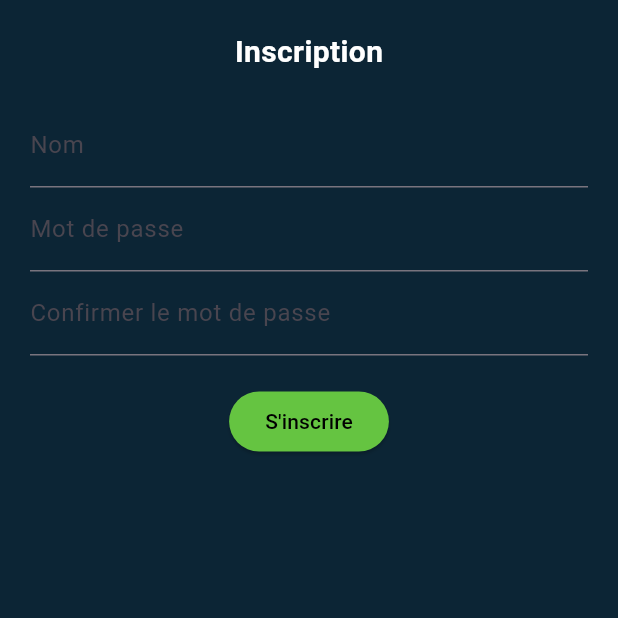
After one commit to koumbassamariam024-boop/mini_centrale_pv, a Flutter app: the screen it shows after launch, after a tap on "Se connecter", after a tap on "S'inscrire", on a phone screen of 412 x 824 dp, the top half of it. The commit adds this screen. Run offline on Flutter 3.47's test engine with Material 3 defaults, Android fonts, the phone set to English and light mode, and no system bars; our stand-ins replace printing.

Commit message:
creation du bouton inscription

```diff
--- a/lib/connexion.dart
+++ b/lib/connexion.dart
@@ -6,6 +6,7 @@ import 'package:mini_centrale_pv/res/customColors.dart';
 import 'Dashboard.dart';
 import 'global.dart';
 import 'formulaire_de_questions.dart';
+import 'register_page.dart';
 
 class AuthPage extends StatefulWidget {
   const AuthPage({super.key});
@@ -18,6 +19,10 @@ class _AuthPageState extends State<AuthPage> {
   final _formKey = GlobalKey<FormState>();
   final TextEditingController _adminController = TextEditingController();
   final TextEditingController _passwordController = TextEditingController();
+  final TextEditingController _nomController = TextEditingController();
+  final TextEditingController _prenomController = TextEditingController();
+  final TextEditingController _registerPasswordController = TextEditingController();
+  final TextEditingController _confirmPasswordController = TextEditingController();
   bool _obscurePassword = true;
   bool _isLoading = false;
 
@@ -89,6 +94,39 @@ class _AuthPageState extends State<AuthPage> {
         ),
       );
     }
+  }
+  void _register() {
+    final nom = _nomController.text.trim();
+    final prenom = _prenomController.text.trim();
+    final password = _registerPasswordController.text.trim();
+    final confirmPassword = _confirmPasswordController.text.trim();
+
+    if (nom.isEmpty || prenom.isEmpty || password.isEmpty || confirmPassword.isEmpty) {
+      ScaffoldMessenger.of(context).showSnackBar(
+        const SnackBar(
+          content: Text("Tous les champs sont obligatoires"),
+          backgroundColor: Colors.red,
+        ),
+      );
+      return;
+    }
+
+    if (password != confirmPassword) {
+      ScaffoldMessenger.of(context).showSnackBar(
+        const SnackBar(
+          content: Text("Les mots de passe ne correspondent pas"),
+          backgroundColor: Colors.red,
+        ),
+      );
+      return;
+    }
+
+    ScaffoldMessenger.of(context).showSnackBar(
+      const SnackBar(
+        content: Text("Inscription réussie !"),
+        backgroundColor: Colors.green,
+      ),
+    );
   }
 
   @override
@@ -314,6 +352,40 @@ class _AuthPageState extends State<AuthPage> {
                   ),
 
                   const SizedBox(height: 18),
+                  // INSCRIPTION
+                  SizedBox(
+                    width: double.infinity,
+                    height: 46,
+                    child: ElevatedButton(
+                      onPressed: () {
+                        Navigator.push(
+                          context,
+                          MaterialPageRoute(builder: (_) => const RegisterPage()),
+                        );
+                      },
+                      style: ElevatedButton.styleFrom(
+                        backgroundColor: const Color(0xFF65C441),
+                        foregroundColor: Colors.black,
+                        shape: RoundedRectangleBorder(
+                          borderRadius: BorderRadius.circular(30),
+                        ),
+                        elevation: 6,
+                        shadowColor: const Color(0xFF65C441).withOpacity(0.6),
+                      ),
+                      child: const Text(
+                        "S'inscrire",
+                        style: TextStyle(
+                          fontSize: 14,
+                          fontWeight: FontWeight.w700,
+                        ),
+                      ),
+                    ),
+                  ),
+
+
+                  const SizedBox(height: 30),
+
+
 
                   // Footer
                   Text(
--- /dev/null
+++ b/lib/register_page.dart
@@ -0,0 +1,71 @@
+import 'package:flutter/material.dart';
+
+class RegisterPage extends StatefulWidget {
+  const RegisterPage({super.key});
+
+  @override
+  State<RegisterPage> createState() => _RegisterPageState();
+}
+
+class _RegisterPageState extends State<RegisterPage> {
+  final TextEditingController _nomController = TextEditingController();
+  final TextEditingController _prenomController = TextEditingController();
+  final TextEditingController _passwordController = TextEditingController();
+  final TextEditingController _confirmPasswordController = TextEditingController();
+
+  void _register() {
+    final nom = _nomController.text.trim();
+    final prenom = _prenomController.text.trim();
+    final password = _passwordController.text.trim();
+    final confirmPassword = _confirmPasswordController.text.trim();
+
+    if (nom.isEmpty || prenom.isEmpty || password.isEmpty || confirmPassword.isEmpty) {
+      ScaffoldMessenger.of(context).showSnackBar(
+        const SnackBar(content: Text("Tous les champs sont obligatoires"), backgroundColor: Colors.red),
+      );
+      return;
+    }
+
+    if (password != confirmPassword) {
+      ScaffoldMessenger.of(context).showSnackBar(
+        const SnackBar(content: Text("Les mots de passe ne correspondent pas"), backgroundColor: Colors.red),
+      );
+      return;
+    }
+
+    ScaffoldMessenger.of(context).showSnackBar(
+      const SnackBar(content: Text("Inscription réussie !"), backgroundColor: Colors.green),
+    );
+  }
+
+  @override
+  Widget build(BuildContext context) {
+    return Scaffold(
+      backgroundColor: const Color(0xFF0C2535),
+      body: SafeArea(
+        child: Padding(
+          padding: const EdgeInsets.all(20),
+          child: Column(
+            children: [
+              const Text("Inscription", style: TextStyle(color: Colors.white, fontSize: 20, fontWeight: FontWeight.bold)),
+              const SizedBox(height: 20),
+              TextField(controller: _nomController, decoration: const InputDecoration(labelText: "Nom")),
+              TextField(controller: _passwordController, decoration: const InputDecoration(labelText: "Mot de passe"), obscureText: true),
+              TextField(controller: _confirmPasswordController, decoration: const InputDecoration(labelText: "Confirmer le mot de passe"), obscureText: true),
+              const SizedBox(height: 20),
+              ElevatedButton(
+                onPressed: _register,
+                style: ElevatedButton.styleFrom(
+                  backgroundColor: const Color(0xFF65C441),
+                  foregroundColor: Colors.black,
+                  shape: RoundedRectangleBorder(borderRadius: BorderRadius.circular(30)),
+                ),
+                child: const Text("S'inscrire"),
+              ),
+            ],
+          ),
+        ),
+      ),
+    );
+  }
+}
```
Also changed, not shown: pubspec.lock, 2 other files.
